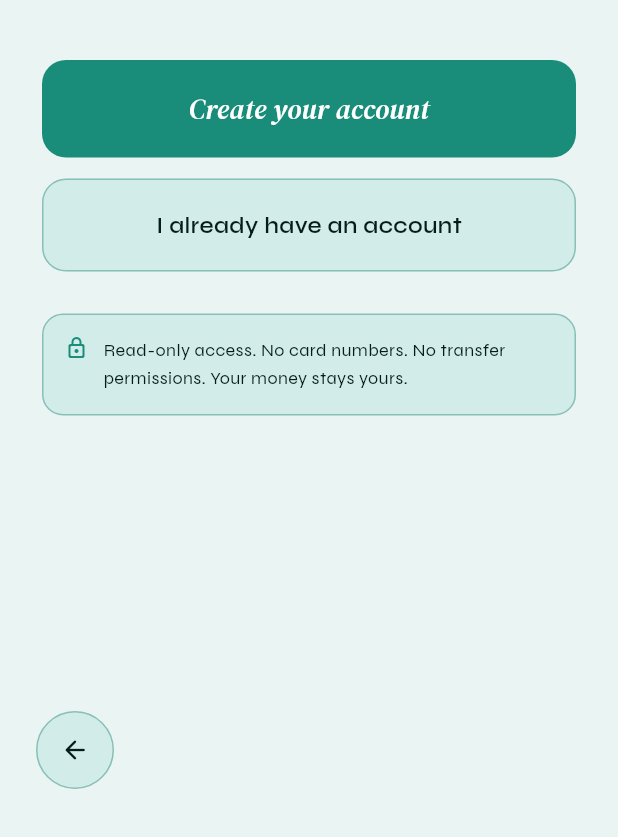
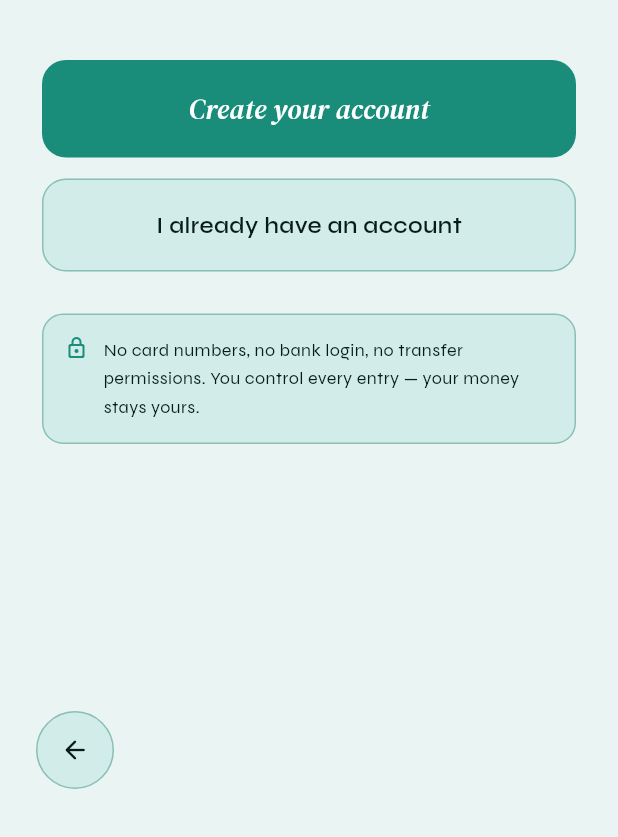
Before and after one commit to kamaleswari-s/ledgrr, a Flutter app: the screen it shows after launch, after a tap on "Skip", on a phone screen of 412 x 824 dp, the part 399-1236 px from its top. Run offline on Flutter 3.47's test engine with Material 3 defaults, Android fonts, the phone set to English and light mode, and no system bars; our stand-ins replace cloud_firestore, firebase_auth, firebase_core, fl_chart, google_fonts; accounts and stored records are empty.

Commit message:
Fix stale lesson count and misleading read-only claim on onboarding screen

```diff
--- a/lib/screens/onboarding/onboarding_screen.dart
+++ b/lib/screens/onboarding/onboarding_screen.dart
@@ -61,7 +61,7 @@ class _OnboardingScreenState extends State<OnboardingScreen> {
       iconType: 'learn',
       name: 'Learn Finance',
       desc:
-          '21 lessons across 3 levels. Plain English. Real Indian examples. From what a budget actually is to how compound interest works — built for students, not accountants.',
+          '44 lessons across 3 levels. Plain English. Real Indian examples. From what a budget actually is to how compound interest works — built for students, not accountants.',
     ),
     _FeatureData(
       iconType: 'chat',
@@ -522,7 +522,7 @@ class _GetStartedPage extends StatelessWidget {
                 const SizedBox(width: 10),
                 Expanded(
                   child: Text(
-                    'Read-only access. No card numbers. No transfer permissions. Your money stays yours.',
+                    'No card numbers, no bank login, no transfer permissions. You control every entry — your money stays yours.',
                     style: GoogleFonts.syne(
                         fontSize: 12,
                         fontWeight: FontWeight.w400,
```
